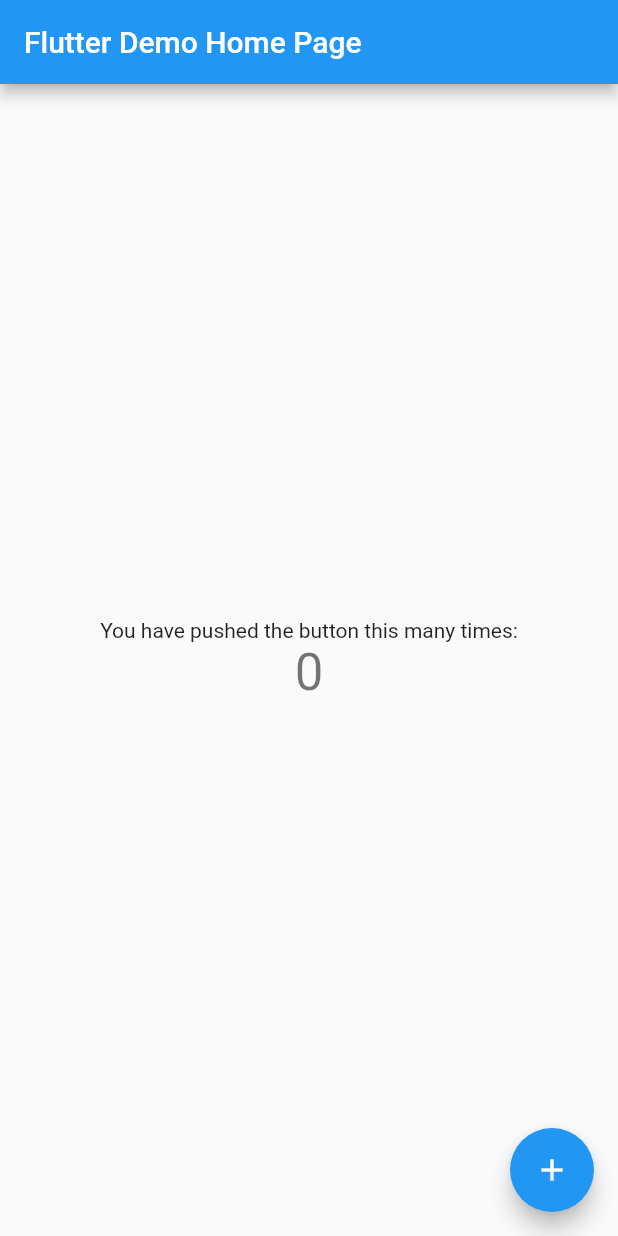
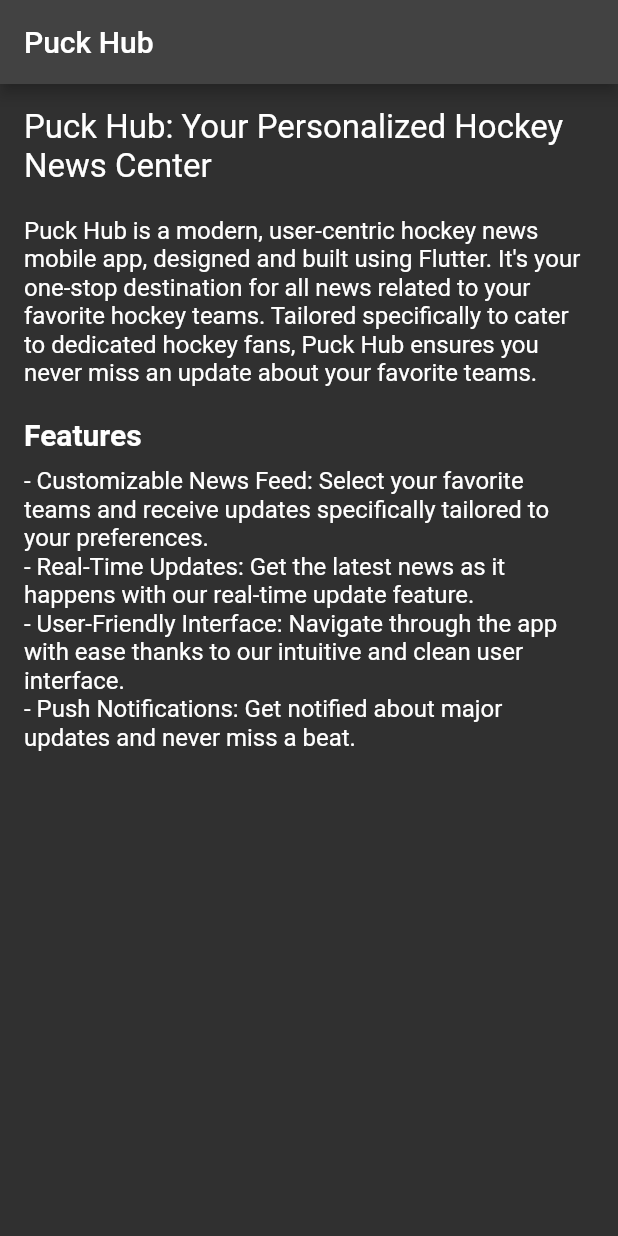
Before and after one commit to hunajaholistinhunaja/puck-hub, a Flutter app: the screen it shows after launch, on a phone screen of 412 x 824 dp. Run offline on Flutter 3.47's test engine with Material 2 defaults, Android fonts, the phone set to English and light mode, and no system bars.

Commit message:
Create PuckHubHomePage widget

```diff
--- a/lib/main.dart
+++ b/lib/main.dart
@@ -6,110 +6,81 @@ void main() {
 
 class MyApp extends StatelessWidget {
   const MyApp({super.key});
-
-  // This widget is the root of your application.
   @override
   Widget build(BuildContext context) {
     return MaterialApp(
-      title: 'Flutter Demo',
+      title: 'Puck Hub',
       theme: ThemeData(
-        // This is the theme of your application.
-        //
-        // Try running your application with "flutter run". You'll see the
-        // application has a blue toolbar. Then, without quitting the app, try
-        // changing the primarySwatch below to Colors.green and then invoke
-        // "hot reload" (press "r" in the console where you ran "flutter run",
-        // or simply save your changes to "hot reload" in a Flutter IDE).
-        // Notice that the counter didn't reset back to zero; the application
-        // is not restarted.
+        brightness: Brightness.dark,
         primarySwatch: Colors.blue,
       ),
-      home: const MyHomePage(title: 'Flutter Demo Home Page'),
+      home: const PuckHubHomePage(),
     );
   }
 }
 
-class MyHomePage extends StatefulWidget {
-  const MyHomePage({super.key, required this.title});
-
-  // This widget is the home page of your application. It is stateful, meaning
-  // that it has a State object (defined below) that contains fields that affect
-  // how it looks.
-
-  // This class is the configuration for the state. It holds the values (in this
-  // case the title) provided by the parent (in this case the App widget) and
-  // used by the build method of the State. Fields in a Widget subclass are
-  // always marked "final".
-
-  final String title;
-
-  @override
-  State<MyHomePage> createState() => _MyHomePageState();
-}
-
-class _MyHomePageState extends State<MyHomePage> {
-  int _counter = 0;
-
-  void _incrementCounter() {
-    setState(() {
-      // This call to setState tells the Flutter framework that something has
-      // changed in this State, which causes it to rerun the build method below
-      // so that the display can reflect the updated values. If we changed
-      // _counter without calling setState(), then the build method would not be
-      // called again, and so nothing would appear to happen.
-      _counter++;
-    });
-  }
+class PuckHubHomePage extends StatelessWidget {
+  const PuckHubHomePage({super.key});
 
   @override
   Widget build(BuildContext context) {
-    // This method is rerun every time setState is called, for instance as done
-    // by the _incrementCounter method above.
-    //
-    // The Flutter framework has been optimized to make rerunning build methods
-    // fast, so that you can just rebuild anything that needs updating rather
-    // than having to individually change instances of widgets.
     return Scaffold(
       appBar: AppBar(
-        // Here we take the value from the MyHomePage object that was created by
-        // the App.build method, and use it to set our appbar title.
-        title: Text(widget.title),
+        title: const Text('Puck Hub'),
       ),
-      body: Center(
-        // Center is a layout widget. It takes a single child and positions it
-        // in the middle of the parent.
-        child: Column(
-          // Column is also a layout widget. It takes a list of children and
-          // arranges them vertically. By default, it sizes itself to fit its
-          // children horizontally, and tries to be as tall as its parent.
-          //
-          // Invoke "debug painting" (press "p" in the console, choose the
-          // "Toggle Debug Paint" action from the Flutter Inspector in Android
-          // Studio, or the "Toggle Debug Paint" command in Visual Studio Code)
-          // to see the wireframe for each widget.
-          //
-          // Column has various properties to control how it sizes itself and
-          // how it positions its children. Here we use mainAxisAlignment to
-          // center the children vertically; the main axis here is the vertical
-          // axis because Columns are vertical (the cross axis would be
-          // horizontal).
-          mainAxisAlignment: MainAxisAlignment.center,
-          children: <Widget>[
-            const Text(
-              'You have pushed the button this many times:',
+      body: Padding(
+        padding: const EdgeInsets.all(16.0),
+        child: ListView(
+          children: const <Widget>[
+             Text(
+              'Puck Hub: Your Personalized Hockey News Center',
+              style: TextStyle(
+                fontSize: 22.0,
+              ),
+            ),
+            SizedBox(height: 20),
+            Text(
+              'Puck Hub is a modern, user-centric hockey news mobile app, designed and built using Flutter. It\'s your one-stop destination for all news related to your favorite hockey teams. Tailored specifically to cater to dedicated hockey fans, Puck Hub ensures you never miss an update about your favorite teams.',
+              style: TextStyle(
+                fontSize: 16.0,
+              ),
+            ),
+            SizedBox(height: 20),
+            Text(
+              'Features',
+              style: TextStyle(
+                fontSize: 20.0,
+                fontWeight: FontWeight.bold,
+              ),
+            ),
+            SizedBox(height: 10),
+            Text(
+              '- Customizable News Feed: Select your favorite teams and receive updates specifically tailored to your preferences.',
+              style: TextStyle(
+                fontSize: 16.0,
+              ),
             ),
             Text(
-              '$_counter',
-              style: Theme.of(context).textTheme.headlineMedium,
+              '- Real-Time Updates: Get the latest news as it happens with our real-time update feature.',
+              style: TextStyle(
+                fontSize: 16.0,
+              ),
+            ),
+            Text(
+              '- User-Friendly Interface: Navigate through the app with ease thanks to our intuitive and clean user interface.',
+              style: TextStyle(
+                fontSize: 16.0,
+              ),
+            ),
+            Text(
+              '- Push Notifications: Get notified about major updates and never miss a beat.',
+              style: TextStyle(
+                fontSize: 16.0,
+              ),
             ),
           ],
         ),
       ),
-      floatingActionButton: FloatingActionButton(
-        onPressed: _incrementCounter,
-        tooltip: 'Increment',
-        child: const Icon(Icons.add),
-      ), // This trailing comma makes auto-formatting nicer for build methods.
     );
   }
 }
```
